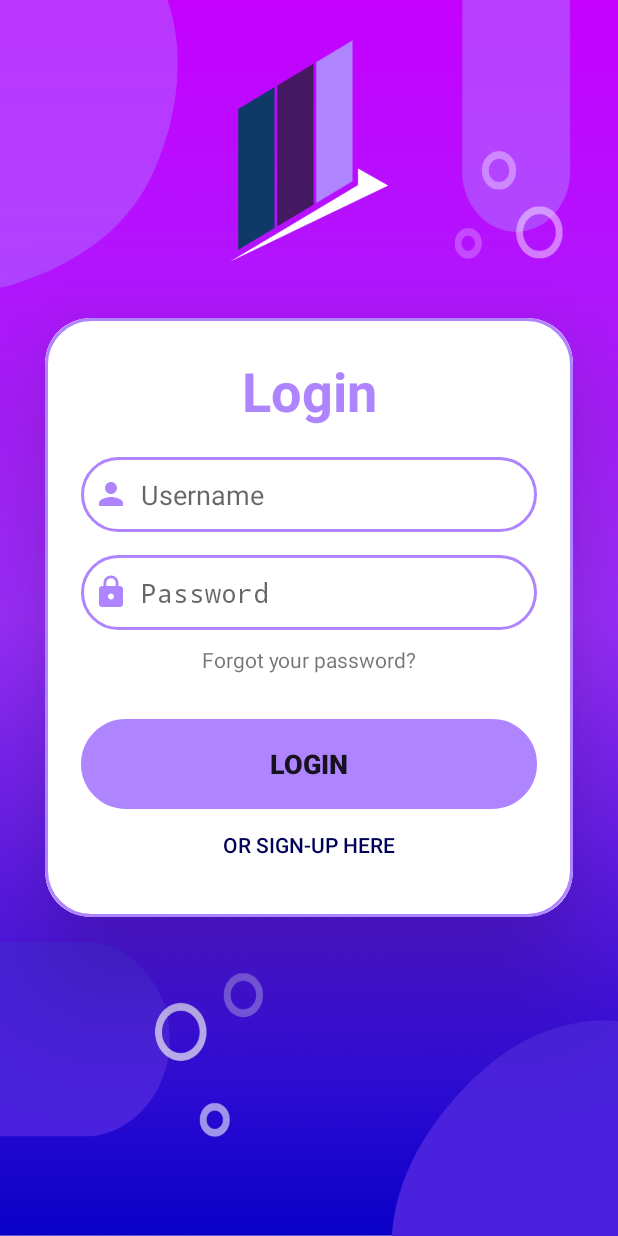
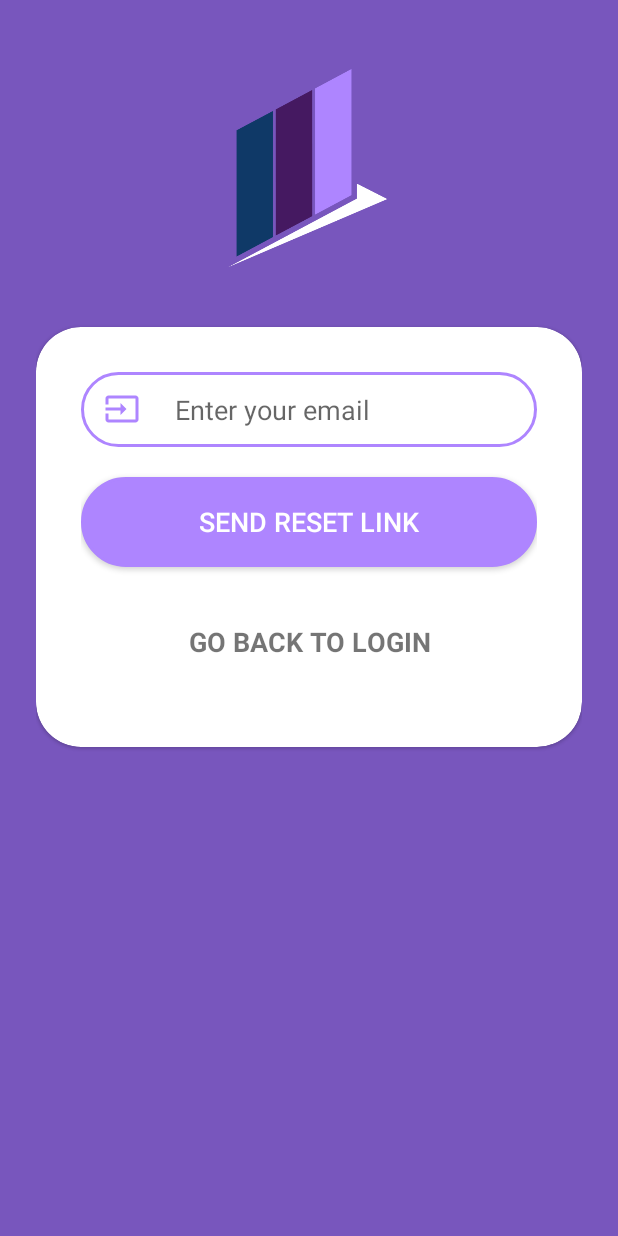
Before and after one commit to xienshane/FlickView, an Android app: the LoginActivity screen opened directly, with no data from a screen before it, after a tap on "Forgot your password?", on a phone screen of 412 x 824 dp. Run offline under Robolectric (Android 15) with nearby library versions, the phone set to English and light mode, and no system bars.

Commit message:
login, register and forgotpassword ui

```diff
--- a/app/src/main/java/com/android/flickview/activities/ForgotPassword.kt
+++ b/app/src/main/java/com/android/flickview/activities/ForgotPasswordActivity.kt
@@ -4,6 +4,7 @@ import android.app.Activity
 import android.os.Bundle
 import android.widget.Button
 import android.widget.EditText
+import android.widget.TextView
 import android.widget.Toast
 import com.android.flickview.R
 
@@ -14,6 +15,11 @@ class ForgotPasswordActivity : Activity() {
 
         val emailEditText = findViewById<EditText>(R.id.email)
         val sendEmailButton = findViewById<Button>(R.id.sendEmailButton)
+
+        val txtBack: TextView = findViewById(R.id.backtoLogin)
+        txtBack.setOnClickListener {
+            finish()
+        }
 
         sendEmailButton.setOnClickListener {
             val email = emailEditText.text.toString()
--- a/app/src/main/java/com/android/flickview/activities/LoginActivity.kt
+++ b/app/src/main/java/com/android/flickview/activities/LoginActivity.kt
@@ -57,6 +57,8 @@ class LoginActivity : Activity() {
         val forgotPasswordText = findViewById<TextView>(R.id.forgotPassword)
         forgotPasswordText.setOnClickListener {
             Toast.makeText(this, "Forgot Password clicked", Toast.LENGTH_SHORT).show()
+            val intent = Intent(this, ForgotPasswordActivity::class.java)
+            startActivity(intent)
         }
     }
 }
--- /dev/null
+++ b/app/src/main/res/drawable/baseline_input_24.xml
@@ -0,0 +1,5 @@
+<vector xmlns:android="http://schemas.android.com/apk/res/android" android:autoMirrored="true" android:height="24dp" android:tint="@color/purple" android:viewportHeight="24" android:viewportWidth="24" android:width="24dp">
+
+    <path android:fillColor="@android:color/white" android:pathData="M21,3.01H3c-1.1,0 -2,0.9 -2,2V9h2V4.99h18v14.03H3V15H1v4.01c0,1.1 0.9,1.98 2,1.98h18c1.1,0 2,-0.88 2,-1.98v-14c0,-1.11 -0.9,-2 -2,-2zM11,16l4,-4 -4,-4v3H1v2h10v3z"/>
+
+</vector>
--- a/app/src/main/res/layout/activity_forgot_password.xml
+++ b/app/src/main/res/layout/activity_forgot_password.xml
@@ -2,24 +2,71 @@
 <LinearLayout xmlns:android="http://schemas.android.com/apk/res/android"
     android:layout_width="match_parent"
     android:layout_height="match_parent"
+    xmlns:app="http://schemas.android.com/apk/res-auto"
     android:orientation="vertical"
-    android:gravity="center"
+    android:gravity="top"
+    android:background="#7856BD"
     android:padding="24dp">
+
+
+        <ImageView
+            android:layout_width="194dp"
+            android:layout_height="134dp"
+            android:layout_gravity="center"
+            android:src="@drawable/logo_animation"
+            android:layout_marginTop="20dp"
+            android:layout_marginBottom="40dp"/>
+
+    <com.google.android.material.card.MaterialCardView
+        android:layout_width="match_parent"
+        android:layout_height="280dp"
+        app:cardCornerRadius="30dp"
+        android:background="@drawable/custom_edittext"
+        android:elevation="50dp"
+        android:layout_gravity="top">
+
+        <LinearLayout
+            android:layout_width="match_parent"
+            android:layout_height="330dp"
+            android:orientation="vertical"
+            android:padding="30dp">
+
 
             <EditText
                 android:id="@+id/email"
                 android:layout_width="match_parent"
                 android:layout_height="50dp"
-        android:hint="Enter your email"
+                android:background="@drawable/custom_edittext"
+                android:drawableStart="@drawable/baseline_input_24"
+                android:paddingStart="15dp"
+                android:hint="     Enter your email"
                 android:inputType="textEmailAddress"
-        android:padding="8dp"/>
+
+                android:padding="8dp" />
 
             <Button
                 android:id="@+id/sendEmailButton"
                 android:layout_width="match_parent"
                 android:layout_height="60dp"
+                android:layout_marginTop="20dp"
+                android:textColor="@color/white"
+                android:background="@drawable/custom_edittext3"
+                android:backgroundTint="@color/purple"
                 android:text="Send Reset Link"
-        android:textSize="18sp"
-        android:backgroundTint="@color/purple"
-        android:layout_marginTop="20dp"/>
+                android:textSize="18sp" />
+
+            <TextView
+                android:layout_width="match_parent"
+                android:layout_height="60dp"
+                android:id="@+id/backtoLogin"
+                android:layout_marginTop="20dp"
+                android:gravity="center"
+                android:textStyle="bold"
+                android:text="GO BACK TO LOGIN"
+                android:textSize="18sp"/>
+
+
         </LinearLayout>
+    </com.google.android.material.card.MaterialCardView>
+
+</LinearLayout>
--- a/app/src/main/res/layout/login.xml
+++ b/app/src/main/res/layout/login.xml
@@ -11,6 +11,18 @@
     android:background="@drawable/loginbg"
     tools:context=".activities.LoginActivity">
 
+    <LinearLayout
+        android:layout_width="match_parent"
+        android:layout_height="match_parent"
+        android:orientation="vertical">
+
+
+            <ImageView
+                android:layout_width="129dp"
+                android:layout_height="102dp"
+                android:layout_gravity="center"
+                android:layout_marginTop="20dp"
+                android:src="@drawable/logo_animation" />
 
         <androidx.cardview.widget.CardView
             android:layout_width="match_parent"
@@ -21,73 +33,78 @@
 
             <LinearLayout
                 android:layout_width="match_parent"
-            android:layout_height="wrap_content"
+                android:layout_height="420dp"
+                android:background="@drawable/custom_edittext"
+                android:gravity="top"
                 android:orientation="vertical"
-            android:layout_gravity="center_horizontal"
-            android:padding="24dp"
-            android:background="@drawable/custom_edittext">
+                android:padding="24dp">
+
                 <TextView
+                    android:id="@+id/loginText"
                     android:layout_width="match_parent"
                     android:layout_height="wrap_content"
                     android:text="Login"
-                android:id="@+id/loginText"
+                    android:textAlignment="center"
+                    android:textColor="@color/purple"
                     android:textSize="36sp"
-                android:textAlignment="center"
-                android:textStyle="bold"
-                android:textColor="@color/purple"/>
+                    android:textStyle="bold" />
+
                 <EditText
+                    android:id="@+id/username"
                     android:layout_width="match_parent"
                     android:layout_height="50dp"
-                android:id="@+id/username"
+                    android:layout_marginTop="20dp"
                     android:background="@drawable/custom_edittext"
-                android:layout_marginTop="20dp"
+                    android:drawableLeft="@drawable/baseline_person_24"
+                    android:drawablePadding="8dp"
+                    android:hint="Username"
                     android:padding="8dp"
-                android:hint="Username"
-                android:drawableLeft="@drawable/baseline_person_24"
-                android:textColor="@color/black"
-                android:drawablePadding="8dp"/>
+                    android:textColor="@color/black" />
+
                 <EditText
+                    android:id="@+id/password"
                     android:layout_width="match_parent"
                     android:layout_height="50dp"
-                android:id="@+id/password"
+                    android:layout_marginTop="15dp"
                     android:background="@drawable/custom_edittext"
-                android:layout_marginTop="15dp"
+                    android:drawableLeft="@drawable/baseline_lock_24"
+                    android:drawablePadding="8dp"
+                    android:hint="Password"
                     android:inputType="textPassword"
                     android:padding="8dp"
-                android:hint="Password"
-                android:drawableLeft="@drawable/baseline_lock_24"
-                android:textColor="@color/black"
-                android:drawablePadding="8dp"/>
+                    android:textColor="@color/black" />
 
                 <TextView
                     android:id="@+id/forgotPassword"
                     android:layout_width="match_parent"
                     android:layout_height="wrap_content"
                     android:layout_marginTop="10dp"
-                android:textAlignment="center"
-                android:text="Forgot your password?" />
+                    android:text="Forgot your password?"
+                    android:textAlignment="center" />
 
                 <Button
+                    android:id="@+id/loginButton"
                     android:layout_width="match_parent"
                     android:layout_height="60dp"
+                    android:layout_marginTop="30dp"
+                    android:background="@drawable/custom_edittext"
+                    android:backgroundTint="@color/purple"
+                    android:elevation="10dp"
                     android:text="Login"
+                    android:textSize="18sp"
                     android:textStyle="bold"
-                android:id="@+id/loginButton"
-                android:textSize="18sp"
-                android:layout_marginTop="30dp"
-                android:backgroundTint="@color/purple"
-                android:background="@drawable/custom_edittext"
-                app:cornerRadius = "20dp"
-                android:elevation="10dp"/>
+                    app:cornerRadius="20dp" />
+
                 <Button
+                    android:id="@+id/signinButton"
                     android:layout_width="wrap_content"
                     android:layout_height="wrap_content"
+                    android:layout_gravity="center_horizontal"
+                    android:background="@drawable/custom_edittext"
+                    android:backgroundTint="#FFFFFF"
                     android:text="or Sign-Up here"
-                android:id="@+id/signinButton"
-                android:textColor="#000058"
-                android:background="@drawable/custom_edittext"
-                android:layout_gravity="center_horizontal"
-                android:backgroundTint="#FFFFFF"/>
+                    android:textColor="#000058" />
             </LinearLayout>
         </androidx.cardview.widget.CardView>
     </LinearLayout>
+</LinearLayout>
--- a/app/src/main/res/values/colors.xml
+++ b/app/src/main/res/values/colors.xml
@@ -6,6 +6,7 @@
 <color name="colorPrimaryDark">#202125</color>
 <color name="colorHelper">#303135</color>
 <color name="colorAccent">#4caf50</color>
+    <color name="bg">#FF3A2565</color>
 
 <color name="colorBackground">@color/colorPrimary</color>
 <color name="white">#FFFFFF</color>
```
Also changed, not shown: app/src/main/res/layout/register.xml (+17 -1 lines), app/src/main/res/drawable/loginbg.png, app/src/main/res/drawable/registerbg.png. Lines whose indentation alone changed are shown as unchanged.
